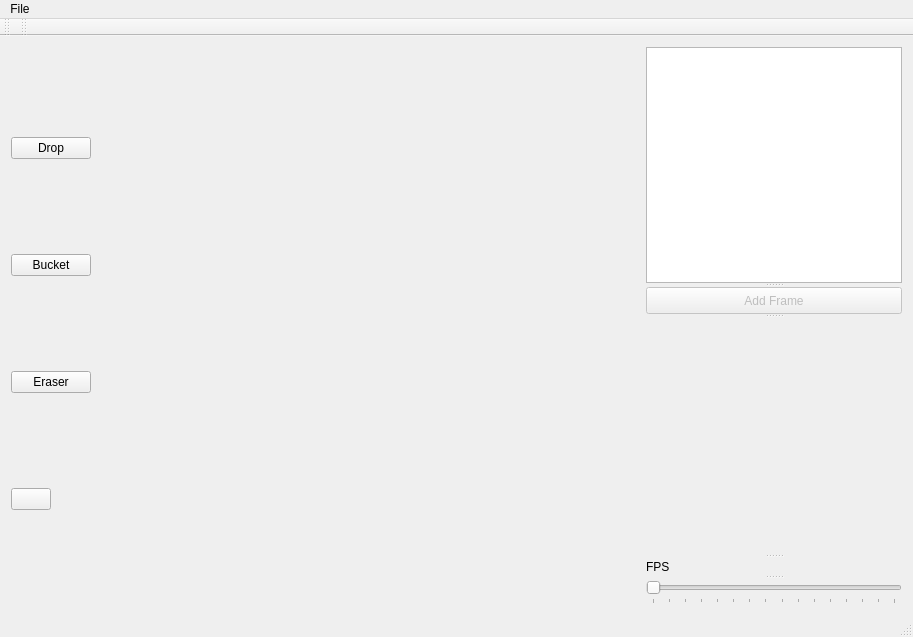
Above: spriteview.ui from Mitten25/SpriteEditor before the change. Below: the same form after it.
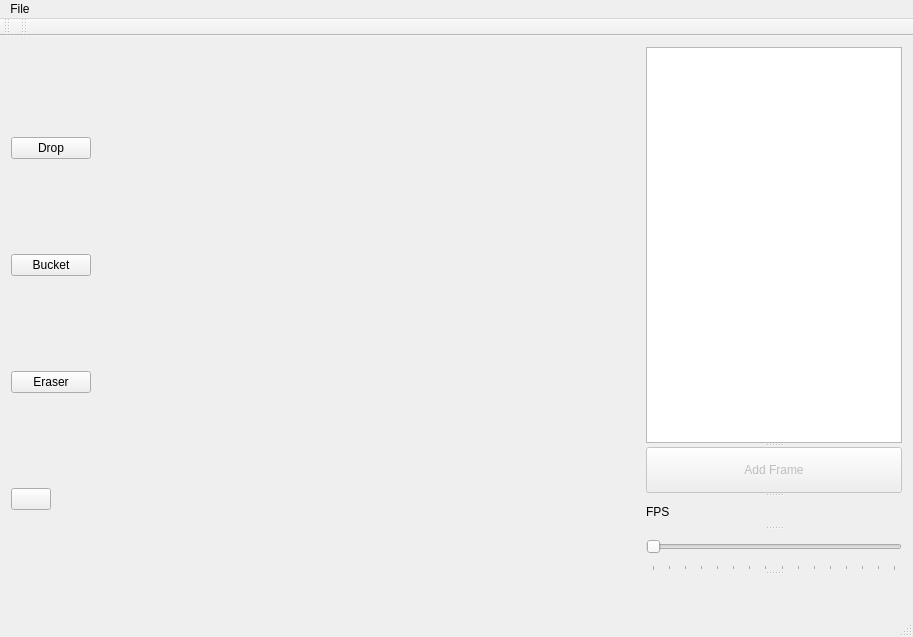
That is the form after the change.

Commit message: Change preview to image. Problem with open file,then new file

```diff
--- a/spriteview.ui
+++ b/spriteview.ui
@@ -356,23 +356,6 @@
         <string>Add Frame</string>
        </property>
       </widget>
-      <widget class="QTableWidget" name="previewTable">
-       <property name="enabled">
-        <bool>true</bool>
-       </property>
-       <property name="focusPolicy">
-        <enum>Qt::NoFocus</enum>
-       </property>
-       <property name="styleSheet">
-        <string notr="true">background-color: rgba(0,0,0,0)</string>
-       </property>
-       <property name="editTriggers">
-        <set>QAbstractItemView::NoEditTriggers</set>
-       </property>
-       <property name="selectionMode">
-        <enum>QAbstractItemView::NoSelection</enum>
-       </property>
-      </widget>
       <widget class="QLabel" name="fpsLabel">
        <property name="text">
         <string>FPS</string>
@@ -398,6 +381,17 @@
         <number>4</number>
        </property>
       </widget>
+      <widget class="QLabel" name="previewLabel">
+       <property name="sizePolicy">
+        <sizepolicy hsizetype="Expanding" vsizetype="Expanding">
+         <horstretch>0</horstretch>
+         <verstretch>0</verstretch>
+        </sizepolicy>
+       </property>
+       <property name="text">
+        <string/>
+       </property>
+      </widget>
      </widget>
     </item>
    </layout>
```
Left out of the diff: 120 changed lines with no effect on the pictures. The commit also changes 6 other files.
